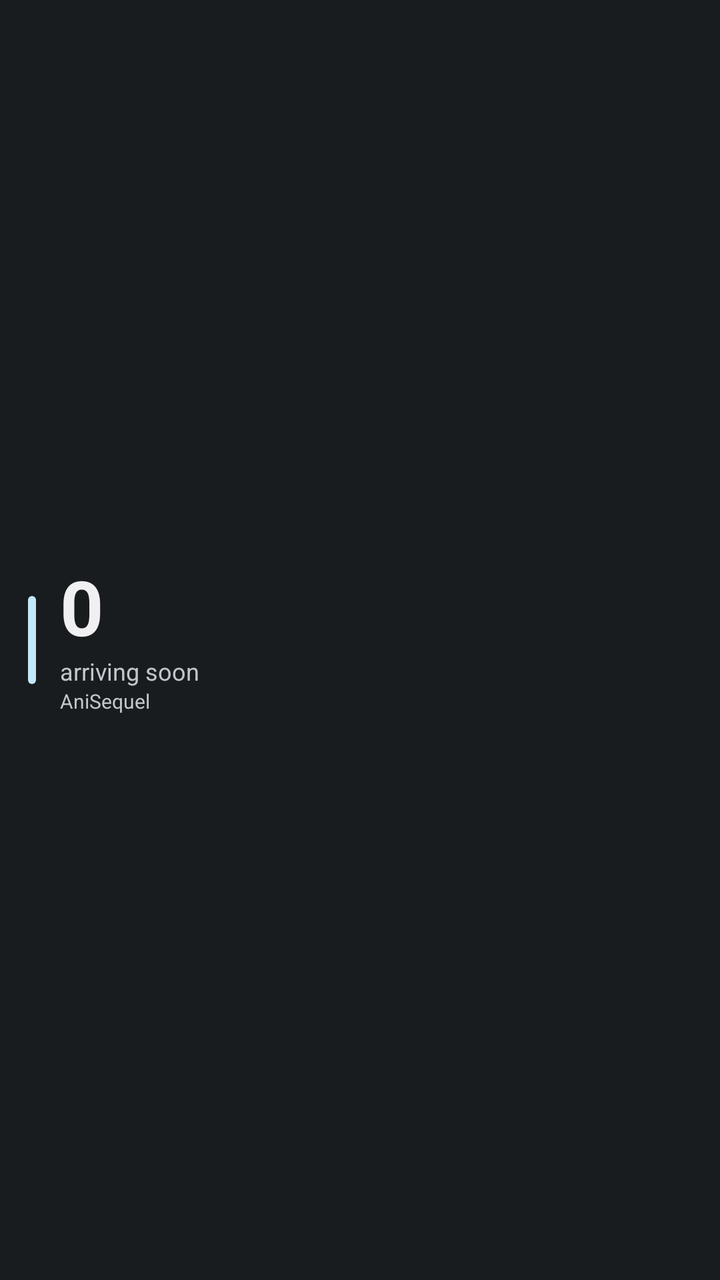
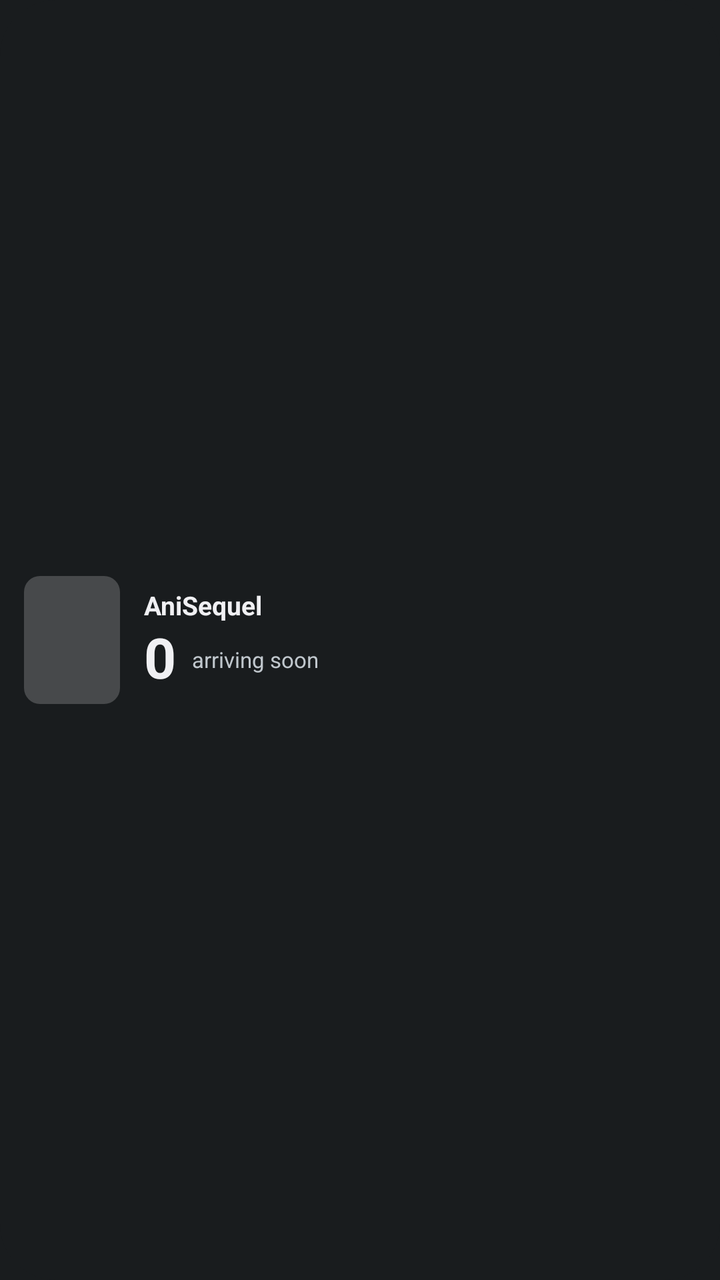

Before-and-after screenshots of an Android layout around one commit, followed by the original layout XML and the change that was made.
<!-- AndroidManifest.xml: application theme Theme.MyApplication -->
<!-- res/layout/widget_arriving_sequels.xml -->
<?xml version="1.0" encoding="utf-8"?>
<FrameLayout xmlns:android="http://schemas.android.com/apk/res/android"
    android:id="@+id/widget_arriving_root"
    android:layout_width="match_parent"
    android:layout_height="match_parent"
    android:background="@drawable/widget_background">

    <LinearLayout
        android:layout_width="match_parent"
        android:layout_height="match_parent"
        android:gravity="center_vertical"
        android:orientation="horizontal"
        android:padding="14dp">

        <ImageView
            android:id="@+id/widget_arriving_accent"
            android:layout_width="4dp"
            android:layout_height="44dp"
            android:background="@drawable/widget_accent_bar"
            android:contentDescription="@null" />

        <LinearLayout
            android:layout_width="wrap_content"
            android:layout_height="wrap_content"
            android:layout_marginStart="12dp"
            android:orientation="vertical">

            <TextView
                android:id="@+id/widget_arriving_count"
                android:layout_width="wrap_content"
                android:layout_height="wrap_content"
                android:includeFontPadding="false"
                android:text="0"
                android:textColor="?android:attr/textColorPrimary"
                android:textSize="38sp"
                android:textStyle="bold" />

            <TextView
                android:id="@+id/widget_arriving_caption"
                android:layout_width="wrap_content"
                android:layout_height="wrap_content"
                android:text="@string/widget_arriving_caption"
                android:textColor="?android:attr/textColorSecondary"
                android:textSize="12sp" />

            <TextView
                android:id="@+id/widget_arriving_subcaption"
                android:layout_width="wrap_content"
                android:layout_height="wrap_content"
                android:ellipsize="end"
                android:maxLines="1"
                android:text="@string/app_name"
                android:textColor="?android:attr/textColorSecondary"
                android:textSize="10sp" />
        </LinearLayout>
    </LinearLayout>
</FrameLayout>
<!-- resources referenced by this layout -->
<resources>
  <!-- drawable widget_accent_bar (drawable) -->
  <?xml version="1.0" encoding="utf-8"?>
  <shape xmlns:android="http://schemas.android.com/apk/res/android"
      android:shape="rectangle">
      <corners android:radius="2dp" />
      <solid android:color="?android:attr/colorAccent" />
  </shape>
  <!-- drawable widget_background (drawable) -->
  <?xml version="1.0" encoding="utf-8"?>
  <shape xmlns:android="http://schemas.android.com/apk/res/android"
      android:shape="rectangle">
      <corners android:radius="@android:dimen/system_app_widget_background_radius" />
      <solid android:color="?android:attr/colorBackground" />
  </shape>
  <string name="app_name">AniSequel</string>
  <string name="widget_arriving_caption">arriving soon</string>
  <style name="Theme.MyApplication" parent="android:Theme.DeviceDefault.NoActionBar" />
</resources>

<!-- the commit's change to res/layout/widget_arriving_sequels.xml (unified diff, before → after) -->
@@ -10,48 +10,71 @@
         android:layout_height="match_parent"
         android:gravity="center_vertical"
         android:orientation="horizontal"
-        android:padding="14dp">
+        android:padding="12dp">
 
         <ImageView
-            android:id="@+id/widget_arriving_accent"
-            android:layout_width="4dp"
-            android:layout_height="44dp"
-            android:background="@drawable/widget_accent_bar"
-            android:contentDescription="@null" />
+            android:id="@+id/widget_arriving_cover"
+            android:layout_width="48dp"
+            android:layout_height="64dp"
+            android:background="@drawable/widget_cover_placeholder"
+            android:contentDescription="@null"
+            android:scaleType="centerCrop" />
 
         <LinearLayout
-            android:layout_width="wrap_content"
+            android:layout_width="0dp"
             android:layout_height="wrap_content"
             android:layout_marginStart="12dp"
+            android:layout_weight="1"
             android:orientation="vertical">
 
             <TextView
-                android:id="@+id/widget_arriving_count"
-                android:layout_width="wrap_content"
-                android:layout_height="wrap_content"
-                android:includeFontPadding="false"
-                android:text="0"
-                android:textColor="?android:attr/textColorPrimary"
-                android:textSize="38sp"
-                android:textStyle="bold" />
-
-            <TextView
-                android:id="@+id/widget_arriving_caption"
-                android:layout_width="wrap_content"
-                android:layout_height="wrap_content"
-                android:text="@string/widget_arriving_caption"
-                android:textColor="?android:attr/textColorSecondary"
-                android:textSize="12sp" />
-
-            <TextView
-                android:id="@+id/widget_arriving_subcaption"
-                android:layout_width="wrap_content"
+                android:id="@+id/widget_arriving_title"
+                android:layout_width="match_parent"
                 android:layout_height="wrap_content"
                 android:ellipsize="end"
                 android:maxLines="1"
                 android:text="@string/app_name"
+                android:textColor="?android:attr/textColorPrimary"
+                android:textSize="13sp"
+                android:textStyle="bold" />
+
+            <LinearLayout
+                android:layout_width="wrap_content"
+                android:layout_height="wrap_content"
+                android:layout_marginTop="2dp"
+                android:gravity="center_vertical"
+                android:orientation="horizontal">
+
+                <TextView
+                    android:id="@+id/widget_arriving_count"
+                    android:layout_width="wrap_content"
+                    android:layout_height="wrap_content"
+                    android:includeFontPadding="false"
+                    android:text="0"
+                    android:textColor="?android:attr/textColorPrimary"
+                    android:textSize="28sp"
+                    android:textStyle="bold" />
+
+                <TextView
+                    android:id="@+id/widget_arriving_caption"
+                    android:layout_width="wrap_content"
+                    android:layout_height="wrap_content"
+                    android:layout_marginStart="8dp"
+                    android:text="@string/widget_arriving_caption"
+                    android:textColor="?android:attr/textColorSecondary"
+                    android:textSize="11sp" />
+            </LinearLayout>
+
+            <TextView
+                android:id="@+id/widget_arriving_username"
+                android:layout_width="match_parent"
+                android:layout_height="wrap_content"
+                android:layout_marginTop="2dp"
+                android:ellipsize="end"
+                android:maxLines="1"
                 android:textColor="?android:attr/textColorSecondary"
-                android:textSize="10sp" />
+                android:textSize="10sp"
+                android:visibility="gone" />
         </LinearLayout>
     </LinearLayout>
 </FrameLayout>
<!-- resource entries referenced after the edit -->
@@ -1,12 +1,5 @@
 <!-- resources referenced by this layout -->
 <resources>
-  <!-- drawable widget_accent_bar (drawable) -->
-  <?xml version="1.0" encoding="utf-8"?>
-  <shape xmlns:android="http://schemas.android.com/apk/res/android"
-      android:shape="rectangle">
-      <corners android:radius="2dp" />
-      <solid android:color="?android:attr/colorAccent" />
-  </shape>
   <!-- drawable widget_background (drawable) -->
   <?xml version="1.0" encoding="utf-8"?>
   <shape xmlns:android="http://schemas.android.com/apk/res/android"
@@ -14,6 +7,13 @@
       <corners android:radius="@android:dimen/system_app_widget_background_radius" />
       <solid android:color="?android:attr/colorBackground" />
   </shape>
+  <!-- drawable widget_cover_placeholder (drawable) -->
+  <?xml version="1.0" encoding="utf-8"?>
+  <shape xmlns:android="http://schemas.android.com/apk/res/android"
+      android:shape="rectangle">
+      <corners android:radius="8dp" />
+      <solid android:color="?android:attr/colorControlHighlight" />
+  </shape>
   <string name="app_name">AniSequel</string>
   <string name="widget_arriving_caption">arriving soon</string>
   <style name="Theme.MyApplication" parent="android:Theme.DeviceDefault.NoActionBar" />
